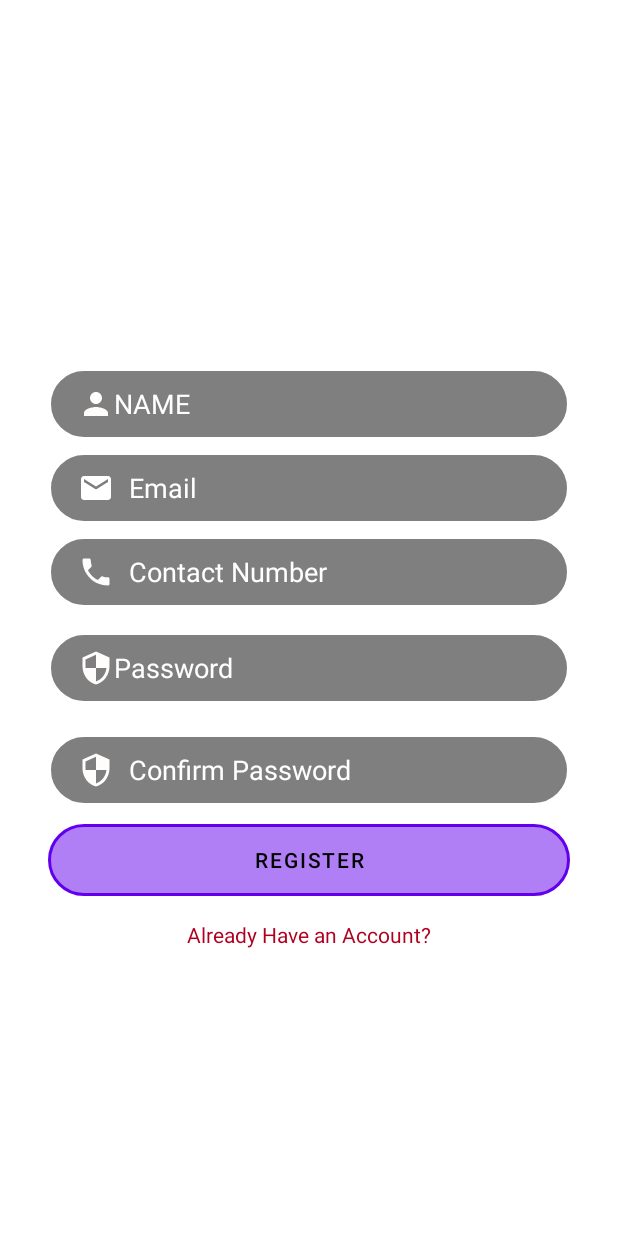
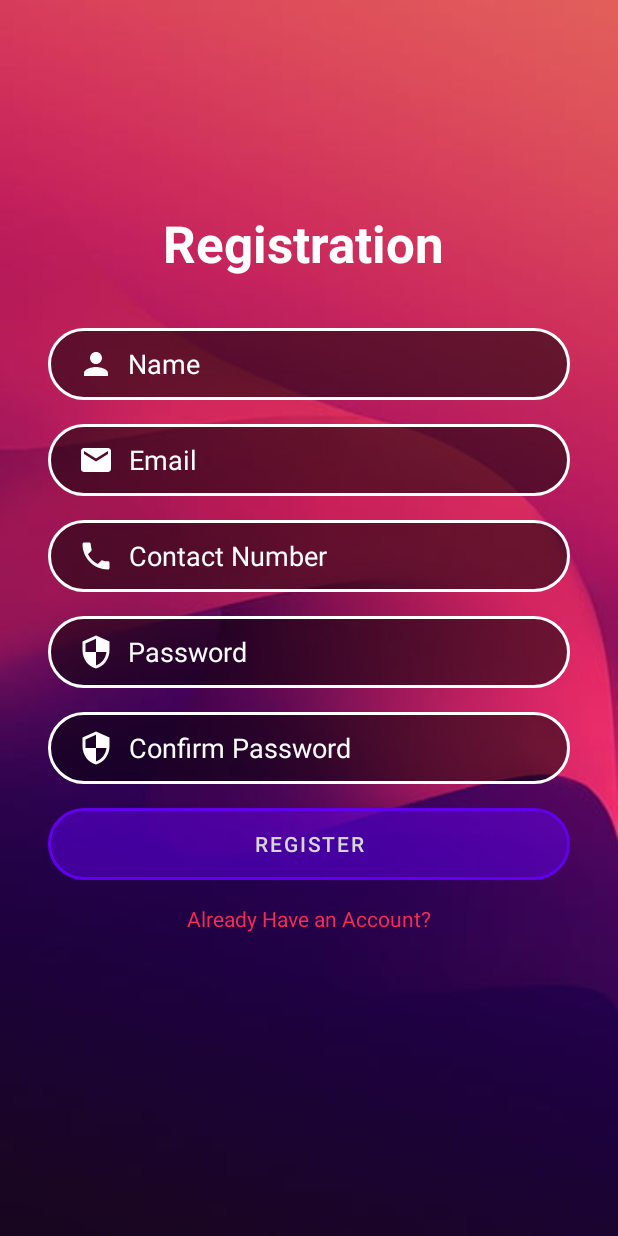
Before and after one commit to Raha111/Rhythm-Guard, an Android app: the RegisterActivity screen opened directly, with no data from a screen before it, on a phone screen of 412 x 824 dp. Run offline under Robolectric (Android 15) with nearby library versions, the phone set to English and light mode, and no system bars; our stand-ins replace Firebase (no records; nobody signed in at launch, a user with empty details on screens opened directly).

```diff
--- a/app/src/main/res/layout/activity_register.xml
+++ b/app/src/main/res/layout/activity_register.xml
@@ -4,8 +4,9 @@
     xmlns:tools="http://schemas.android.com/tools"
     android:layout_width="match_parent"
     android:layout_height="match_parent"
-    android:background="@color/white"
-    tools:context=".RegisterActivity">
+    tools:context=".RegisterActivity"
+    android:background="@drawable/background"
+    >
 
 
     <TextView
@@ -15,7 +16,7 @@
 
         android:minHeight="48dp"
         android:onClick="registerPage"
-        android:paddingStart="12dp"
+        android:paddingStart="28dp"
         android:paddingTop="8dp"
         android:paddingEnd="12dp"
         android:paddingBottom="10dp"
@@ -25,10 +26,10 @@
         android:textStyle="bold"
         app:layout_constraintBottom_toBottomOf="parent"
         app:layout_constraintEnd_toEndOf="parent"
-        app:layout_constraintHorizontal_bias="0.43"
+        app:layout_constraintHorizontal_bias="0.44"
         app:layout_constraintStart_toStartOf="parent"
         app:layout_constraintTop_toTopOf="parent"
-        app:layout_constraintVertical_bias="0.208" />
+        app:layout_constraintVertical_bias="0.173" />
 
     <EditText
         android:id="@+id/inputPassword2"
@@ -39,7 +40,7 @@
 
         android:drawableLeft="@drawable/ic_security"
         android:ems="10"
-        android:hint="Password"
+        android:hint="  Password"
         android:inputType="textPersonName"
         android:minHeight="48dp"
         android:paddingLeft="20dp"
@@ -58,7 +59,7 @@
         android:id="@+id/inputConfirmPassword"
         android:layout_width="0dp"
         android:layout_height="wrap_content"
-        android:layout_marginTop="20dp"
+        android:layout_marginTop="16dp"
         android:background="@drawable/input_bg"
         android:drawableLeft="@drawable/ic_security"
         android:drawablePadding="10dp"
@@ -81,14 +82,14 @@
         android:id="@+id/btnRegister"
         android:layout_width="0dp"
         android:layout_height="wrap_content"
-        android:layout_marginTop="12dp"
+        android:layout_marginTop="16dp"
         android:background="@drawable/input_bg"
-        android:backgroundTint="#69719E"
+        android:backgroundTint="#FB1D64"
         android:text="Register"
-        android:textColor="@color/black"
+        android:textColor="@color/ic_launcher_background"
         android:textColorHint="@color/black"
         app:layout_constraintEnd_toEndOf="@+id/inputConfirmPassword"
-        app:layout_constraintHorizontal_bias="1.0"
+        app:layout_constraintHorizontal_bias="0.0"
         app:layout_constraintStart_toStartOf="@+id/inputConfirmPassword"
         app:layout_constraintTop_toBottomOf="@+id/inputConfirmPassword" />
 
@@ -98,7 +99,7 @@
         android:layout_height="wrap_content"
         android:layout_marginTop="16dp"
         android:text="Already Have an Account?"
-        android:textColor="@color/design_default_color_error"
+        android:textColor="#F52C51"
         android:textColorHint="@color/white"
         app:layout_constraintEnd_toEndOf="@+id/btnRegister"
         app:layout_constraintStart_toStartOf="@+id/btnRegister"
@@ -114,7 +115,7 @@
         android:background="@drawable/input_bg"
         android:drawableLeft="@drawable/ic_person"
         android:ems="10"
-        android:hint="NAME"
+        android:hint="  Name"
         android:inputType="textPersonName"
         android:minHeight="48dp"
         android:paddingLeft="20dp"
@@ -133,7 +134,7 @@
         android:id="@+id/inputEmail"
         android:layout_width="0dp"
         android:layout_height="wrap_content"
-        android:layout_marginTop="8dp"
+        android:layout_marginTop="16dp"
         android:background="@drawable/input_bg"
         android:drawableLeft="@drawable/ic_email"
         android:drawablePadding="10dp"
@@ -156,7 +157,7 @@
         android:id="@+id/inputPhone2"
         android:layout_width="0dp"
         android:layout_height="wrap_content"
-        android:layout_marginTop="8dp"
+        android:layout_marginTop="16dp"
         android:background="@drawable/input_bg"
         android:drawableLeft="@drawable/ic_phone"
         android:drawablePadding="10dp"
```
Also changed, not shown: app/src/main/res/layout/activity_add.xml (+17 -1 lines), app/src/main/res/layout/activity_login.xml (+14 -7 lines), app/src/main/res/drawable/background.jpg (added), app/src/main/res/drawable/bg2.jpg (added).
